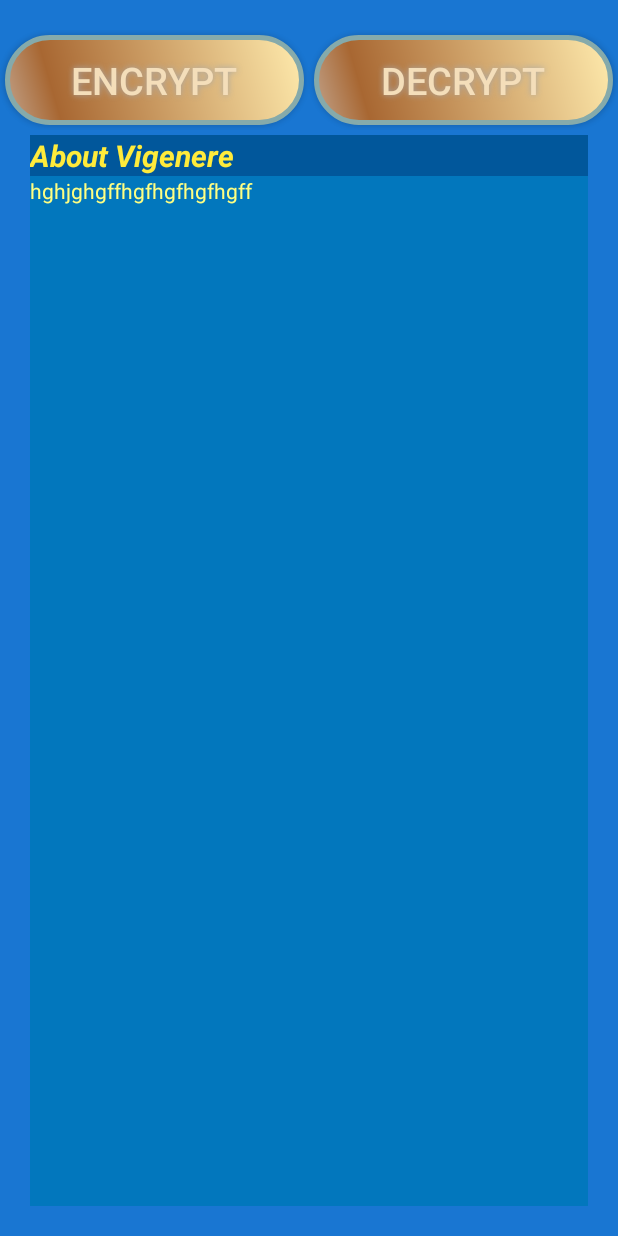
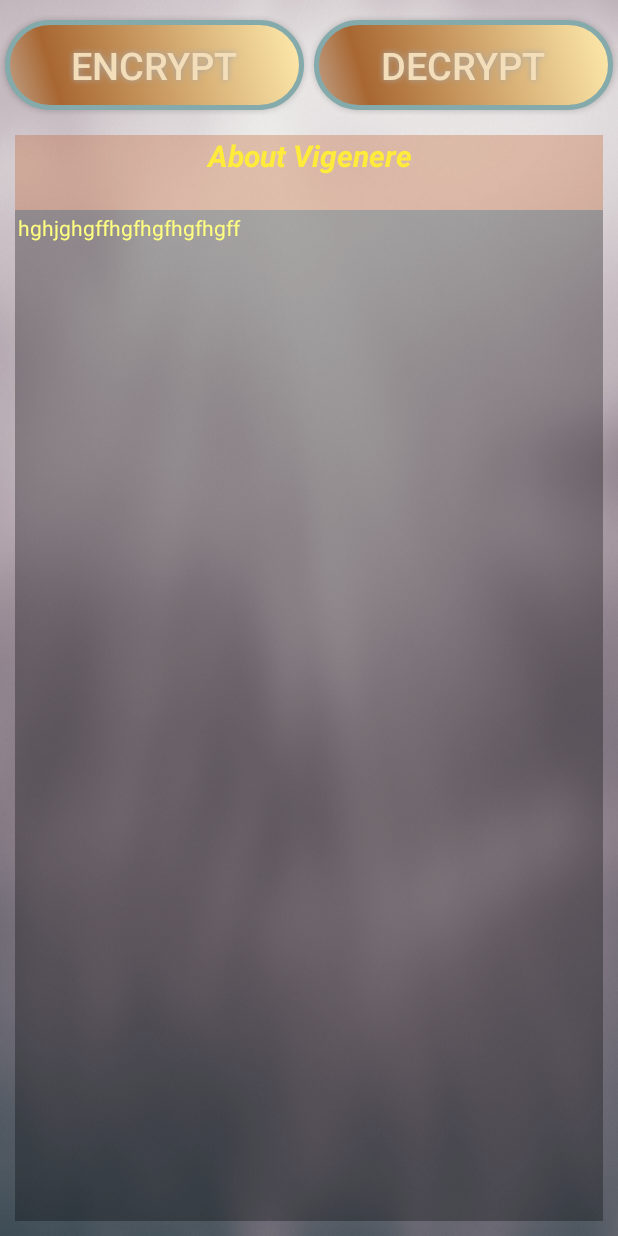
Before and after one commit to HimanshuAttri/VigenereCipher, an Android app: the layout option.xml on its own in the app's theme, with its tools: preview values and no code run, on a phone screen of 412 x 824 dp. Run offline under Robolectric (Android 15) with nearby library versions, the phone set to English and light mode, and no system bars.

Commit message:
Option Menu Changes

```diff
--- a/app/src/main/res/layout/option.xml
+++ b/app/src/main/res/layout/option.xml
@@ -2,14 +2,14 @@
 <RelativeLayout xmlns:android="http://schemas.android.com/apk/res/android"
     android:orientation="vertical" android:layout_width="match_parent"
     android:layout_height="match_parent"
-    android:background="@color/md_blue_700">
+    android:background="@drawable/optionbg">
 
     <LinearLayout
         android:layout_width="fill_parent"
         android:layout_height="wrap_content"
         android:weightSum="100"
         android:id="@+id/Bl"
-        android:layout_marginTop="20dp"
+        android:layout_marginTop="10dp"
         >
         <Button
             android:id="@+id/encry"
@@ -52,29 +52,34 @@
     </LinearLayout>
     <TextView
         android:layout_width="match_parent"
-        android:layout_height="wrap_content"
+        android:layout_height="50dp"
         android:id="@+id/head"
         android:text="About Vigenere"
         android:layout_marginTop="90dp"
-        android:layout_marginRight="20dp"
-        android:layout_marginLeft="20dp"
+        android:layout_marginRight="10dp"
+        android:layout_marginLeft="10dp"
         android:textStyle="bold|italic"
         android:textSize="20dp"
         android:textColor="@color/md_yellow_500"
-        android:background="@color/md_light_blue_900"/>
+        android:background="#4Dbe551d"
+        android:textAlignment="center"
+        android:fadeScrollbars="false"
+        android:scrollbarStyle="insideInset"
+        />
 
     <TextView
         android:layout_width="match_parent"
         android:layout_height="match_parent"
         android:text="hghjghgffhgfhgfhgfhgff"
+        android:padding="2dp"
 
         android:id="@+id/txop"
-        android:layout_marginBottom="20dp"
-        android:layout_marginRight="20dp"
-        android:layout_marginLeft="20dp"
+        android:layout_marginBottom="10dp"
+        android:layout_marginRight="10dp"
+        android:layout_marginLeft="10dp"
         android:textColor="@color/md_yellow_A100"
         android:scrollbars="vertical"
-        android:background="@color/md_light_blue_800"
+        android:background="#4D000000"
         android:layout_below="@id/head"/>
 
 
```
Also changed, not shown: app/src/main/res/drawable/optionbg.jpg (added).
